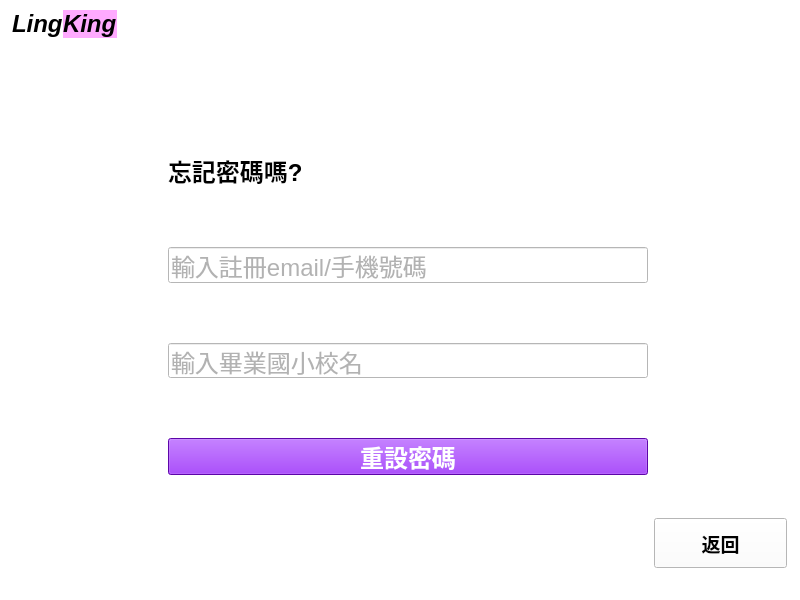
smilesmilehero/Advanced_Python_final_project_resume_system, file UI/forget_password.ui: the form before one commit.
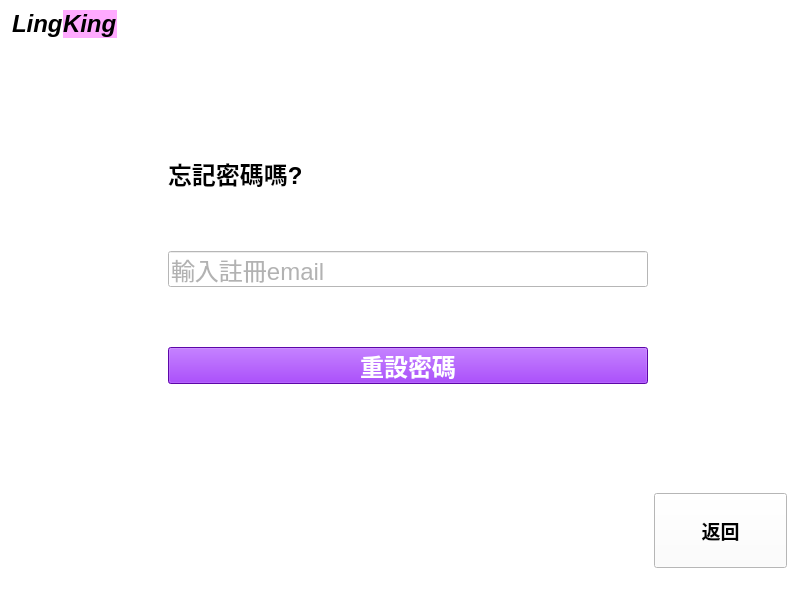
The form after the commit.

The edit to the form file:
```diff
--- a/UI/forget_password.ui
+++ b/UI/forget_password.ui
@@ -272,7 +272,7 @@
        </spacer>
       </item>
       <item row="2" column="1">
-       <layout class="QVBoxLayout" name="verticalLayout" stretch="0,0,0,0">
+       <layout class="QVBoxLayout" name="verticalLayout" stretch="0,0,0">
         <property name="spacing">
          <number>60</number>
         </property>
@@ -464,161 +464,7 @@
            <string/>
           </property>
           <property name="placeholderText">
-           <string>輸入註冊email/手機號碼</string>
-          </property>
-         </widget>
-        </item>
-        <item>
-         <widget class="QLineEdit" name="school_input">
-          <property name="sizePolicy">
-           <sizepolicy hsizetype="Maximum" vsizetype="Maximum">
-            <horstretch>0</horstretch>
-            <verstretch>0</verstretch>
-           </sizepolicy>
-          </property>
-          <property name="minimumSize">
-           <size>
-            <width>480</width>
-            <height>30</height>
-           </size>
-          </property>
-          <property name="maximumSize">
-           <size>
-            <width>480</width>
-            <height>37</height>
-           </size>
-          </property>
-          <property name="palette">
-           <palette>
-            <active>
-             <colorrole role="Button">
-              <brush brushstyle="SolidPattern">
-               <color alpha="255">
-                <red>255</red>
-                <green>255</green>
-                <blue>255</blue>
-               </color>
-              </brush>
-             </colorrole>
-             <colorrole role="Text">
-              <brush brushstyle="SolidPattern">
-               <color alpha="255">
-                <red>102</red>
-                <green>102</green>
-                <blue>102</blue>
-               </color>
-              </brush>
-             </colorrole>
-             <colorrole role="Base">
-              <brush brushstyle="SolidPattern">
-               <color alpha="255">
-                <red>255</red>
-                <green>255</green>
-                <blue>255</blue>
-               </color>
-              </brush>
-             </colorrole>
-             <colorrole role="Window">
-              <brush brushstyle="SolidPattern">
-               <color alpha="255">
-                <red>255</red>
-                <green>255</green>
-                <blue>255</blue>
-               </color>
-              </brush>
-             </colorrole>
-            </active>
-            <inactive>
-             <colorrole role="Button">
-              <brush brushstyle="SolidPattern">
-               <color alpha="255">
-                <red>255</red>
-                <green>255</green>
-                <blue>255</blue>
-               </color>
-              </brush>
-             </colorrole>
-             <colorrole role="Text">
-              <brush brushstyle="SolidPattern">
-               <color alpha="255">
-                <red>102</red>
-                <green>102</green>
-                <blue>102</blue>
-               </color>
-              </brush>
-             </colorrole>
-             <colorrole role="Base">
-              <brush brushstyle="SolidPattern">
-               <color alpha="255">
-                <red>255</red>
-                <green>255</green>
-                <blue>255</blue>
-               </color>
-              </brush>
-             </colorrole>
-             <colorrole role="Window">
-              <brush brushstyle="SolidPattern">
-               <color alpha="255">
-                <red>255</red>
-                <green>255</green>
-                <blue>255</blue>
-               </color>
-              </brush>
-             </colorrole>
-            </inactive>
-            <disabled>
-             <colorrole role="Button">
-              <brush brushstyle="SolidPattern">
-               <color alpha="255">
-                <red>255</red>
-                <green>255</green>
-                <blue>255</blue>
-               </color>
-              </brush>
-             </colorrole>
-             <colorrole role="Text">
-              <brush brushstyle="SolidPattern">
-               <color alpha="255">
-                <red>120</red>
-                <green>120</green>
-                <blue>120</blue>
-               </color>
-              </brush>
-             </colorrole>
-             <colorrole role="Base">
-              <brush brushstyle="SolidPattern">
-               <color alpha="255">
-                <red>255</red>
-                <green>255</green>
-                <blue>255</blue>
-               </color>
-              </brush>
-             </colorrole>
-             <colorrole role="Window">
-              <brush brushstyle="SolidPattern">
-               <color alpha="255">
-                <red>255</red>
-                <green>255</green>
-                <blue>255</blue>
-               </color>
-              </brush>
-             </colorrole>
-            </disabled>
-           </palette>
-          </property>
-          <property name="font">
-           <font>
-            <pointsize>18</pointsize>
-           </font>
-          </property>
-          <property name="inputMask">
-           <string/>
-          </property>
-          <property name="text">
-           <string/>
-          </property>
-          <property name="placeholderText">
-           <string>輸入畢業國小校名</string>
+           <string>輸入註冊email</string>
           </property>
          </widget>
         </item>
```
Left out of the diff: 6 changed lines with no effect on the pictures.
